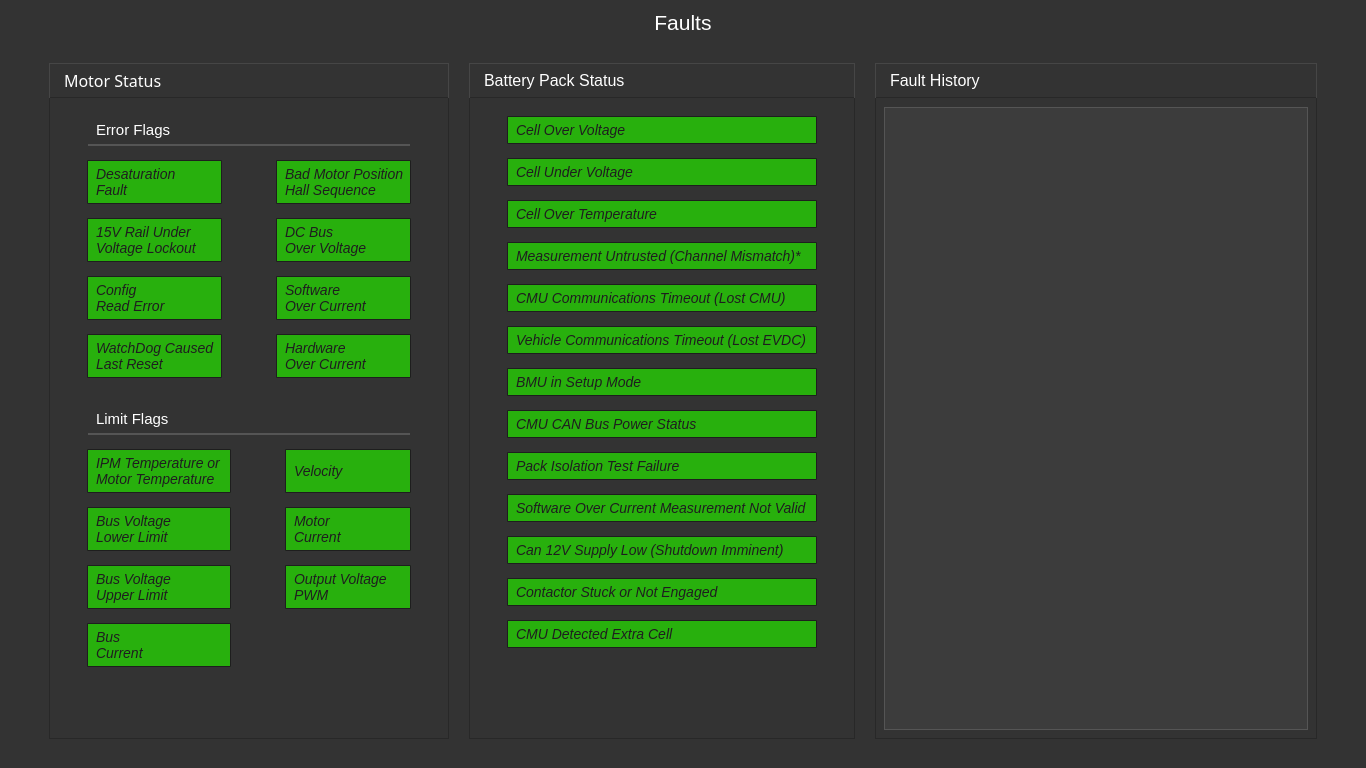
Above: FaultsUI.ui from UCSolarCarTeam/Delta-Desktop-Client-Telemetry before the change. Below: the same form after it.
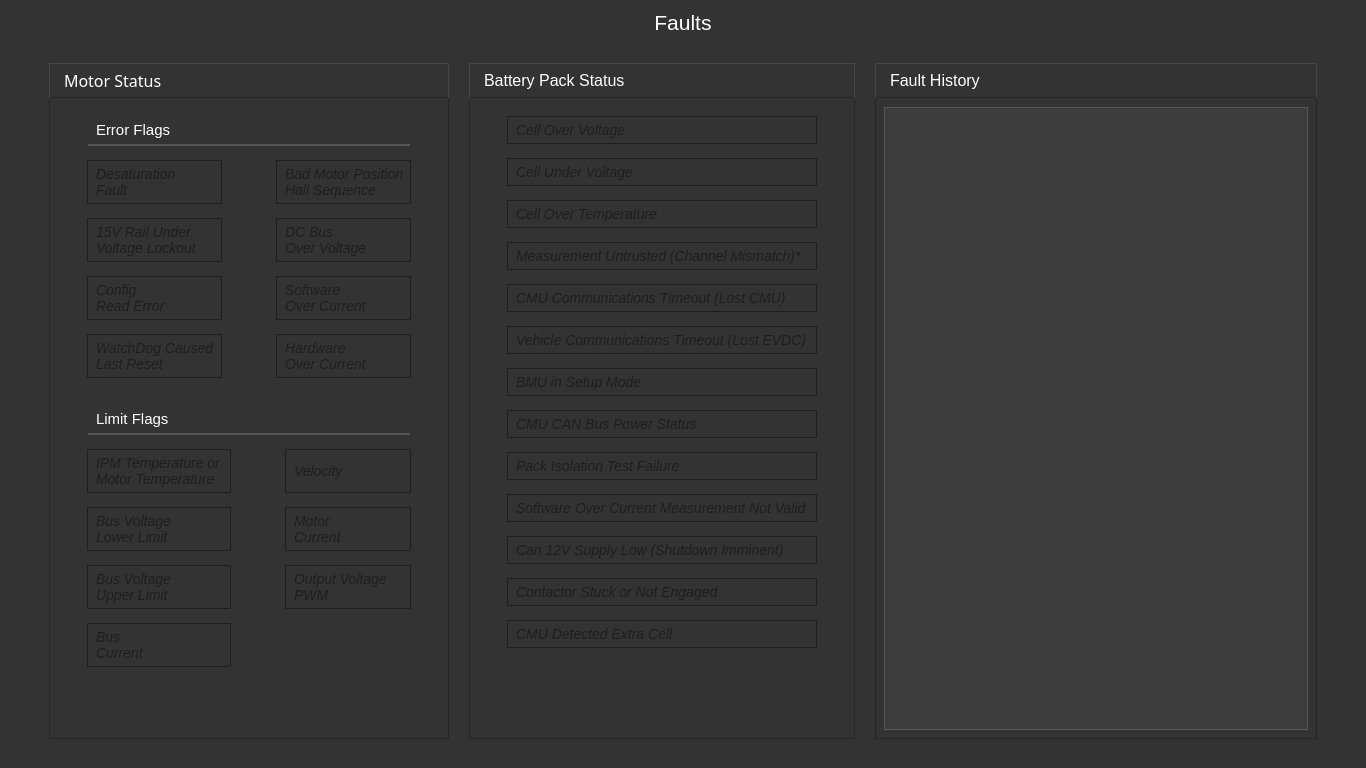
That is the form after the change. Icons and pictures are not drawn.

Commit message: changed fault labels to look nicer with a linear gradient

Patch:
```diff
--- a/FaultsUI.ui
+++ b/FaultsUI.ui
@@ -267,14 +267,15 @@
               <number>9</number>
              </property>
              <item row="0" column="0">
-              <widget class="QWidget" name="motorErrorFlags" native="true">
+              <widget class="QWidget" name="batteryPackstatusFlags" native="true">
                <property name="styleSheet">
                 <string notr="true">QWidget{
 border:none;
 }
 QLabel {
 	border: 1px solid rgb(30,30,30);
-	background: rgb(40,176,13);
+	background: qlineargradient(x1: 0, y1: 0, x2: 0, y2: 1,
+                                      stop: 0 rgb(40, 176, 13), stop: 1 green);
 	padding: 5px;
 	border-radius: 1px;
 	qproperty-alignment: AlignCenter;
@@ -664,7 +665,8 @@
 }
 QLabel {
 	border: 1px solid rgb(30,30,30);
-	background: rgb(40,176,13);
+	background: qlineargradient(x1: 0, y1: 0, x2: 0, y2: 1,
+                                      stop: 0 rgb(40, 176, 13), stop: 1 green);
 	padding: 5px;
 	border-radius: 1px;
 	qproperty-alignment: AlignCenter;
@@ -782,14 +784,15 @@
               </widget>
              </item>
              <item row="0" column="0">
-              <widget class="QWidget" name="motorErrorFlags_2" native="true">
+              <widget class="QWidget" name="motorErrorFlags" native="true">
                <property name="styleSheet">
                 <string notr="true">QWidget{
 border:none;
 }
 QLabel {
 	border: 1px solid rgb(30,30,30);
-	background: rgb(40, 176, 13);
+	background: qlineargradient(x1: 0, y1: 0, x2: 0, y2: 1,
+                                      stop: 0 rgb(40, 176, 13), stop: 1 green);
 	padding: 5px;
 	border-radius: 1px;
 	qproperty-alignment: AlignCenter;
```
